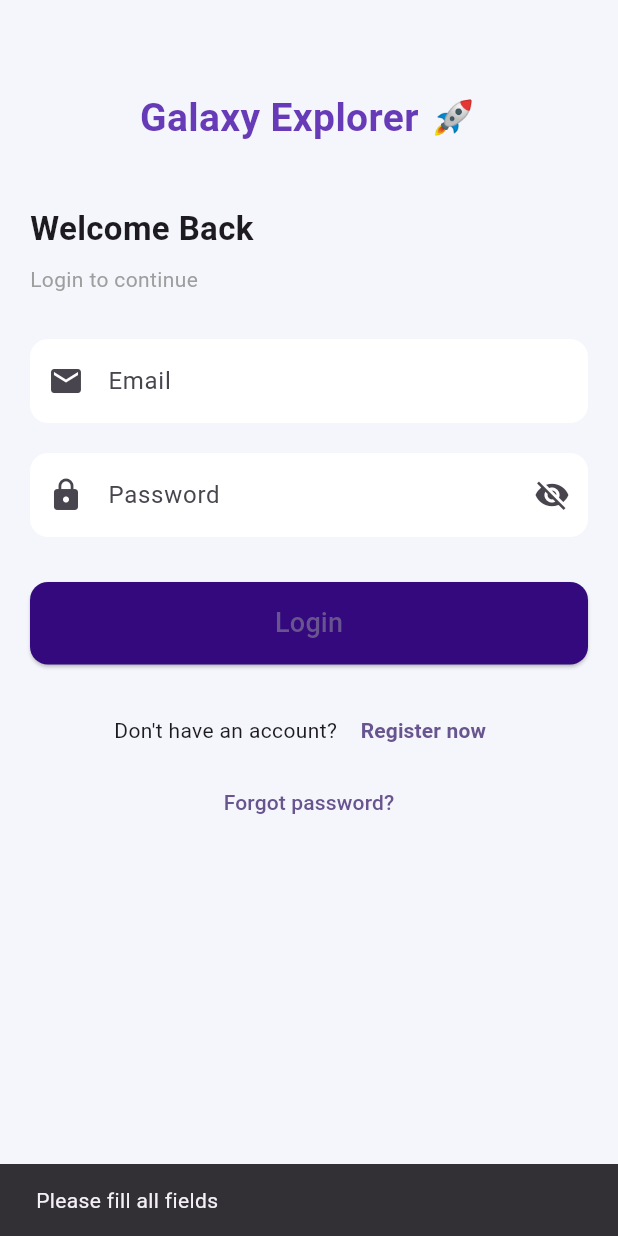
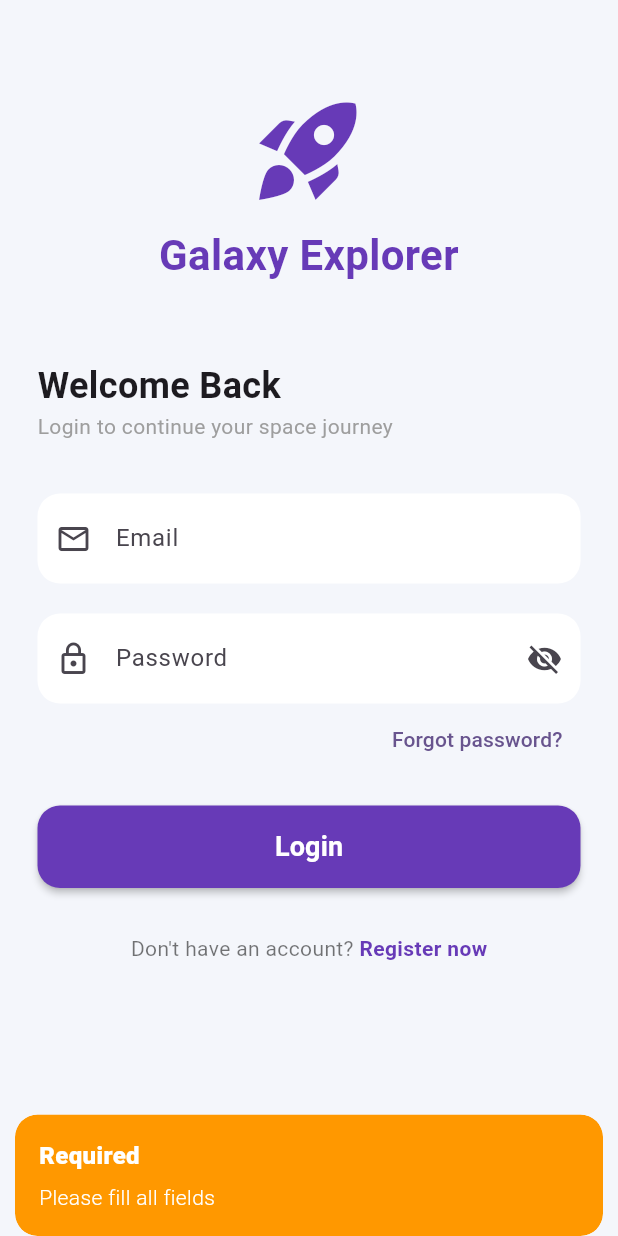
Before and after one commit to M-joy-hossain/galaxy_explorer, a Flutter app: the screen it shows after launch, after a tap on "Login", on a phone screen of 412 x 824 dp. Run offline on Flutter 3.47's test engine with Material 3 defaults, Android fonts, the phone set to English and light mode, and no system bars; our stand-ins replace animate_do, audioplayers, firebase_auth, firebase_core, fl_chart, get and 4 more; accounts and stored records are empty.

Commit message:
login update

```diff
--- a/lib/Authentication/login.dart
+++ b/lib/Authentication/login.dart
@@ -1,5 +1,5 @@
+import 'package:firebase_auth/firebase_auth.dart';
 import 'package:flutter/material.dart';
-import 'package:firebase_auth/firebase_auth.dart';
 import 'package:galaxy_explorer/Authentication/forgot.dart';
 import 'package:galaxy_explorer/Authentication/signup.dart';
 import 'package:galaxy_explorer/Authentication/wrapper.dart';
@@ -13,22 +13,28 @@ class Login extends StatefulWidget {
 }
 
 class _LoginState extends State<Login> {
+  // Input Controllers
   final TextEditingController emailController = TextEditingController();
   final TextEditingController passwordController = TextEditingController();
+
+  // Focus Nodes to handle keyboard flow
   final FocusNode emailFocus = FocusNode();
   final FocusNode passwordFocus = FocusNode();
 
   bool isLoading = false;
   bool obscurePassword = true;
 
+  // Sign In Logic
   Future<void> signIn() async {
-    // Remove focus from text fields
-    emailFocus.unfocus();
-    passwordFocus.unfocus();
+    FocusScope.of(context).unfocus();
 
     if (emailController.text.isEmpty || passwordController.text.isEmpty) {
-      ScaffoldMessenger.of(context).showSnackBar(
-        const SnackBar(content: Text("Please fill all fields")),
+      Get.snackbar(
+        "Required",
+        "Please fill all fields",
+        snackPosition: SnackPosition.BOTTOM,
+        backgroundColor: Colors.orange,
+        colorText: Colors.white,
       );
       return;
     }
@@ -41,13 +47,12 @@ class _LoginState extends State<Login> {
         password: passwordController.text.trim(),
       );
 
+      // Successful login - Go to Wrapper
       if (mounted) {
         Get.offAll(() => const Wrapper());
       }
-
     } on FirebaseAuthException catch (e) {
       String message = "Login failed";
-
       if (e.code == 'user-not-found') {
         message = "No user found with this email";
       } else if (e.code == 'wrong-password') {
@@ -56,12 +61,15 @@ class _LoginState extends State<Login> {
         message = "Invalid email format";
       }
 
-      if (mounted) {
-        ScaffoldMessenger.of(context).showSnackBar(
-          SnackBar(content: Text(message), backgroundColor: Colors.red),
+      Get.snackbar(
+        "Error",
+        message,
+        snackPosition: SnackPosition.BOTTOM,
+        backgroundColor: Colors.redAccent,
+        colorText: Colors.white,
       );
-      }
-
+    } catch (e) {
+      debugPrint(e.toString());
     } finally {
       if (mounted) {
         setState(() => isLoading = false);
@@ -83,46 +91,45 @@ class _LoginState extends State<Login> {
     return Scaffold(
       backgroundColor: const Color(0xffF4F6FB),
       body: SafeArea(
-        child: GestureDetector(
-          // Dismiss keyboard when tapping outside
-          onTap: () {
-            emailFocus.unfocus();
-            passwordFocus.unfocus();
-          },
+        // ৩য় অপশন: GestureDetector পুরোপুরি রিমুভ করা হয়েছে টার্চ কনফ্লিক্ট এড়াতে
         child: ListView(
-            padding: const EdgeInsets.all(20),
+          // স্ক্রিন ধরে নিচে টান দিলেই কীবোর্ড হাইড হয়ে যাবে (GestureDetector এর বিকল্প)
+          keyboardDismissBehavior: ScrollViewKeyboardDismissBehavior.onDrag,
+          padding: const EdgeInsets.symmetric(horizontal: 25),
           children: [
-              const SizedBox(height: 40),
+            const SizedBox(height: 60),
 
+            // Logo or App Title
+            const Icon(Icons.rocket_launch, size: 80, color: Colors.deepPurple),
+            const SizedBox(height: 10),
             const Text(
-                "Galaxy Explorer 🚀",
+              "Galaxy Explorer",
               textAlign: TextAlign.center,
               style: TextStyle(
-                  fontSize: 26,
+                fontSize: 28,
                 fontWeight: FontWeight.bold,
                 color: Colors.deepPurple,
               ),
             ),
 
-              const SizedBox(height: 40),
+            const SizedBox(height: 50),
 
             const Text(
               "Welcome Back",
-                style: TextStyle(fontSize: 22, fontWeight: FontWeight.bold),
+              style: TextStyle(fontSize: 24, fontWeight: FontWeight.bold),
+            ),
+            const Text(
+              "Login to continue your space journey",
+              style: TextStyle(color: Colors.grey, fontSize: 14),
             ),
 
-              const SizedBox(height: 8),
+            const SizedBox(height: 35),
 
-              const Text(
-                "Login to continue",
-                style: TextStyle(color: Colors.grey),
-              ),
-
-              const SizedBox(height: 30),
-
+            /// EMAIL FIELD
             TextField(
               controller: emailController,
               focusNode: emailFocus,
+              autofocus: false, // এটি false থাকবে
               keyboardType: TextInputType.emailAddress,
               textInputAction: TextInputAction.next,
               onSubmitted: (_) {
@@ -130,11 +137,12 @@ class _LoginState extends State<Login> {
               },
               decoration: InputDecoration(
                 hintText: "Email",
-                  prefixIcon: const Icon(Icons.email),
+                prefixIcon: const Icon(Icons.email_outlined),
                 filled: true,
                 fillColor: Colors.white,
+                contentPadding: const EdgeInsets.symmetric(vertical: 18),
                 border: OutlineInputBorder(
-                    borderRadius: BorderRadius.circular(12),
+                  borderRadius: BorderRadius.circular(15),
                   borderSide: BorderSide.none,
                 ),
               ),
@@ -142,74 +150,85 @@ class _LoginState extends State<Login> {
 
             const SizedBox(height: 20),
 
+            /// PASSWORD FIELD
             TextField(
               controller: passwordController,
               focusNode: passwordFocus,
+              autofocus: false,
               obscureText: obscurePassword,
               textInputAction: TextInputAction.done,
               onSubmitted: (_) => signIn(),
               decoration: InputDecoration(
                 hintText: "Password",
-                  prefixIcon: const Icon(Icons.lock),
+                prefixIcon: const Icon(Icons.lock_outline),
                 suffixIcon: IconButton(
                   icon: Icon(
                     obscurePassword ? Icons.visibility_off : Icons.visibility,
                   ),
-                    onPressed: () {
-                      setState(() {
-                        obscurePassword = !obscurePassword;
-                      });
-                    },
+                  onPressed: () => setState(() => obscurePassword = !obscurePassword),
                 ),
                 filled: true,
                 fillColor: Colors.white,
+                contentPadding: const EdgeInsets.symmetric(vertical: 18),
                 border: OutlineInputBorder(
-                    borderRadius: BorderRadius.circular(12),
+                  borderRadius: BorderRadius.circular(15),
                   borderSide: BorderSide.none,
                 ),
               ),
             ),
 
-              const SizedBox(height: 30),
-
-              SizedBox(
-                height: 55,
-                child: ElevatedButton(
-                  onPressed: isLoading ? null : signIn,
-                  style: ElevatedButton.styleFrom(
-                    backgroundColor: const Color.fromARGB(255, 51, 9, 125),
-                    shape: RoundedRectangleBorder(
-                      borderRadius: BorderRadius.circular(12),
-                    ),
-                  ),
-                  child: isLoading
-                      ? const CircularProgressIndicator(color: Colors.white)
-                      : const Text("Login", style: TextStyle(fontSize: 18)),
+            // Forgot Password link
+            Align(
+              alignment: Alignment.centerRight,
+              child: TextButton(
+                onPressed: () => Get.to(() => const Forgot()),
+                child: const Text("Forgot password?"),
               ),
             ),
 
             const SizedBox(height: 20),
 
+            /// LOGIN BUTTON
+            SizedBox(
+              height: 55,
+              width: double.infinity,
+              child: ElevatedButton(
+                onPressed: isLoading ? null : signIn,
+                style: ElevatedButton.styleFrom(
+                  backgroundColor: Colors.deepPurple,
+                  foregroundColor: Colors.white,
+                  elevation: 2,
+                  shape: RoundedRectangleBorder(
+                    borderRadius: BorderRadius.circular(15),
+                  ),
+                ),
+                child: isLoading
+                    ? const SizedBox(
+                    height: 25,
+                    width: 25,
+                    child: CircularProgressIndicator(color: Colors.white, strokeWidth: 3)
+                )
+                    : const Text("Login", style: TextStyle(fontSize: 18, fontWeight: FontWeight.bold)),
+              ),
+            ),
+
+            const SizedBox(height: 30),
+
+            /// REGISTER LINK
             Row(
               mainAxisAlignment: MainAxisAlignment.center,
               children: [
-                  const Text("Don't have an account? "),
-                  TextButton(
-                    onPressed: () => Get.to(() => const Signup()),
+                const Text("Don't have an account? ", style: TextStyle(color: Colors.black54)),
+                GestureDetector(
+                  onTap: () => Get.to(() => const Signup()),
                   child: const Text(
                     "Register now",
-                      style: TextStyle(fontWeight: FontWeight.bold),
+                    style: TextStyle(fontWeight: FontWeight.bold, color: Colors.deepPurple),
                   ),
                 ),
               ],
             ),
-
-              TextButton(
-                onPressed: () => Get.to(() => const Forgot()),
-                child: const Text("Forgot password?"),
-              ),
           ],
-          ),
         ),
       ),
     );
--- a/lib/main.dart
+++ b/lib/main.dart
@@ -5,6 +5,7 @@ import 'package:get/get.dart';
 import 'firebase_options.dart';
 
 void main() async {
+
   WidgetsFlutterBinding.ensureInitialized();
   try {
     await Firebase.initializeApp(
@@ -14,6 +15,7 @@ void main() async {
   } catch (e) {
     print("Firebase Initialization Error: $e");
   }
+
 
   runApp(const MyApp());
 }
```
Also changed, not shown: 1 other file. Lines whose indentation alone changed are shown as unchanged.
